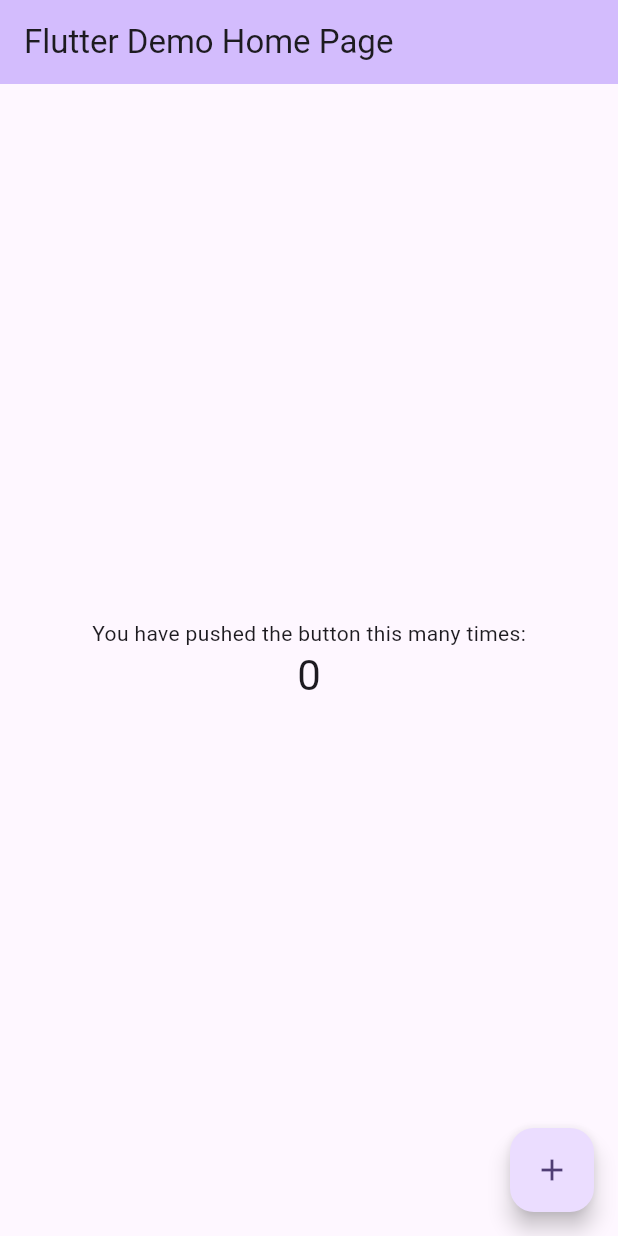
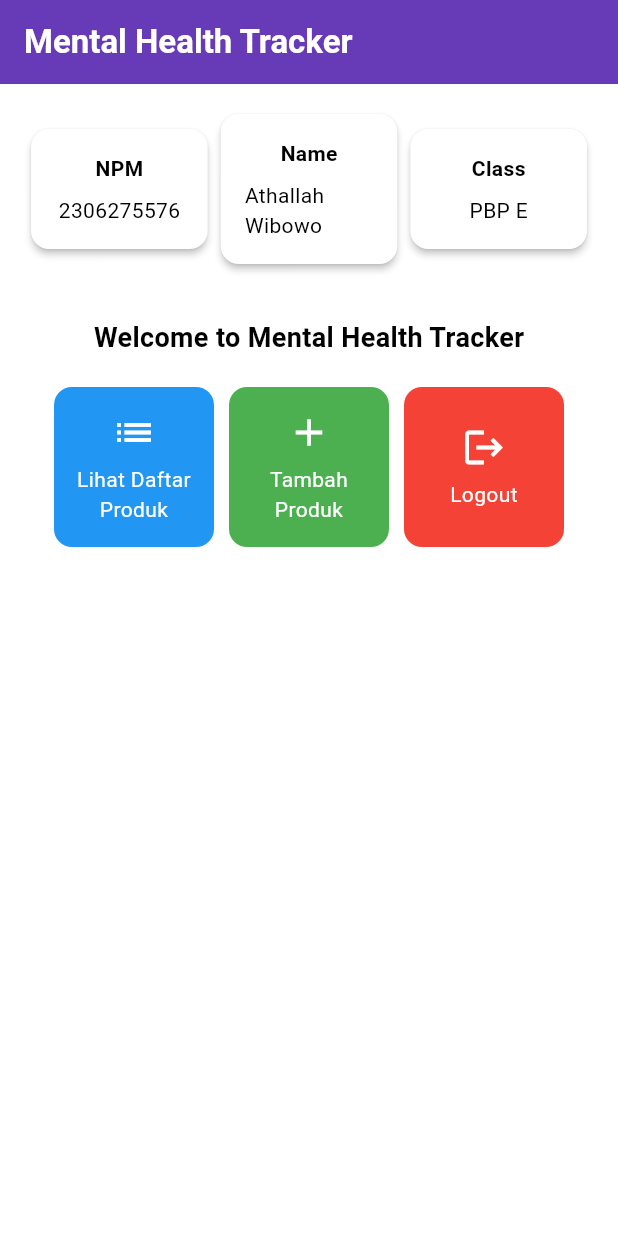
Before and after one commit to athallahw/toko-kuning-mobile, a Flutter app: the screen it shows after launch, on a phone screen of 412 x 824 dp. Run offline on Flutter 3.47's test engine with Material 3 defaults, Android fonts, the phone set to English and light mode, and no system bars.

Commit message:
tugas 7 2

```diff
--- a/lib/main.dart
+++ b/lib/main.dart
@@ -1,4 +1,5 @@
 import 'package:flutter/material.dart';
+import 'package:toko_kuning/menu.dart';
 
 void main() {
   runApp(const MyApp());
@@ -28,98 +29,12 @@
         //
         // This works for code too, not just values: Most code changes can be
         // tested with just a hot reload.
-        colorScheme: ColorScheme.fromSeed(seedColor: Colors.deepPurple),
+        colorScheme: ColorScheme.fromSwatch(
+              primarySwatch: Colors.deepPurple,
+        ).copyWith(secondary: Colors.deepPurple[400]),
         useMaterial3: true,
       ),
-      home: const MyHomePage(title: 'Flutter Demo Home Page'),
+      home: MyHomePage(),
     );
   }
 }
-
-class MyHomePage extends StatefulWidget {
-  const MyHomePage({super.key, required this.title});
-
-  // This widget is the home page of your application. It is stateful, meaning
-  // that it has a State object (defined below) that contains fields that affect
-  // how it looks.
-
-  // This class is the configuration for the state. It holds the values (in this
-  // case the title) provided by the parent (in this case the App widget) and
-  // used by the build method of the State. Fields in a Widget subclass are
-  // always marked "final".
-
-  final String title;
-
-  @override
-  State<MyHomePage> createState() => _MyHomePageState();
-}
-
-class _MyHomePageState extends State<MyHomePage> {
-  int _counter = 0;
-
-  void _incrementCounter() {
-    setState(() {
-      // This call to setState tells the Flutter framework that something has
-      // changed in this State, which causes it to rerun the build method below
-      // so that the display can reflect the updated values. If we changed
-      // _counter without calling setState(), then the build method would not be
-      // called again, and so nothing would appear to happen.
-      _counter++;
-    });
-  }
-
-  @override
-  Widget build(BuildContext context) {
-    // This method is rerun every time setState is called, for instance as done
-    // by the _incrementCounter method above.
-    //
-    // The Flutter framework has been optimized to make rerunning build methods
-    // fast, so that you can just rebuild anything that needs updating rather
-    // than having to individually change instances of widgets.
-    return Scaffold(
-      appBar: AppBar(
-        // TRY THIS: Try changing the color here to a specific color (to
-        // Colors.amber, perhaps?) and trigger a hot reload to see the AppBar
-        // change color while the other colors stay the same.
-        backgroundColor: Theme.of(context).colorScheme.inversePrimary,
-        // Here we take the value from the MyHomePage object that was created by
-        // the App.build method, and use it to set our appbar title.
-        title: Text(widget.title),
-      ),
-      body: Center(
-        // Center is a layout widget. It takes a single child and positions it
-        // in the middle of the parent.
-        child: Column(
-          // Column is also a layout widget. It takes a list of children and
-          // arranges them vertically. By default, it sizes itself to fit its
-          // children horizontally, and tries to be as tall as its parent.
-          //
-          // Column has various properties to control how it sizes itself and
-          // how it positions its children. Here we use mainAxisAlignment to
-          // center the children vertically; the main axis here is the vertical
-          // axis because Columns are vertical (the cross axis would be
-          // horizontal).
-          //
-          // TRY THIS: Invoke "debug painting" (choose the "Toggle Debug Paint"
-          // action in the IDE, or press "p" in the console), to see the
-          // wireframe for each widget.
-          mainAxisAlignment: MainAxisAlignment.center,
-          children: <Widget>[
-            const Text(
-              'You have pushed the button this many times:',
-            ),
-            Text(
-              '$_counter',
-              style: Theme.of(context).textTheme.headlineMedium,
-            ),
-          ],
-        ),
-      ),
-      floatingActionButton: FloatingActionButton(
-        onPressed: _incrementCounter,
-        tooltip: 'Increment',
-        child: const Icon(Icons.add),
-      ), // This trailing comma makes auto-formatting nicer for build methods.
-    );
-  }
-}
--- /dev/null
+++ b/lib/menu.dart
@@ -0,0 +1,155 @@
+import 'package:flutter/material.dart';
+
+class MyHomePage extends StatelessWidget {
+  final String npm = '2306275576'; // NPM
+  final String name = 'Athallah Wibowo'; // Nama
+  final String className = 'PBP E'; // Kelas
+
+  final List<ItemHomepage> items = [
+    ItemHomepage("Lihat Daftar Produk", Icons.list, Colors.blue),
+    ItemHomepage("Tambah Produk", Icons.add, Colors.green),
+    ItemHomepage("Logout", Icons.logout, Colors.red),
+  ];
+
+  MyHomePage({super.key});
+
+  @override
+  Widget build(BuildContext context) {
+    return Scaffold(
+      appBar: AppBar(
+        title: const Text(
+          'Mental Health Tracker',
+          style: TextStyle(
+            color: Colors.white,
+            fontWeight: FontWeight.bold,
+          ),
+        ),
+        backgroundColor: Theme.of(context).colorScheme.primary,
+      ),
+      body: Padding(
+        padding: const EdgeInsets.all(16.0),
+        child: Column(
+          crossAxisAlignment: CrossAxisAlignment.center,
+          children: [
+            Row(
+              mainAxisAlignment: MainAxisAlignment.spaceEvenly,
+              children: [
+                InfoCard(title: 'NPM', content: npm),
+                InfoCard(title: 'Name', content: name),
+                InfoCard(title: 'Class', content: className),
+              ],
+            ),
+            const SizedBox(height: 16.0),
+            Center(
+              child: Column(
+                children: [
+                  const Padding(
+                    padding: EdgeInsets.only(top: 16.0),
+                    child: Text(
+                      'Welcome to Mental Health Tracker',
+                      style: TextStyle(
+                        fontWeight: FontWeight.bold,
+                        fontSize: 18.0,
+                      ),
+                    ),
+                  ),
+                  GridView.count(
+                    primary: true,
+                    padding: const EdgeInsets.all(20),
+                    crossAxisSpacing: 10,
+                    mainAxisSpacing: 10,
+                    crossAxisCount: 3,
+                    shrinkWrap: true,
+                    children: items.map((ItemHomepage item) {
+                      return ItemCard(item);
+                    }).toList(),
+                  ),
+                ],
+              ),
+            ),
+          ],
+        ),
+      ),
+    );
+  }
+}
+
+class InfoCard extends StatelessWidget {
+  final String title;
+  final String content;
+
+  const InfoCard({super.key, required this.title, required this.content});
+
+  @override
+  Widget build(BuildContext context) {
+    return Card(
+      elevation: 2.0,
+      child: Container(
+        width: MediaQuery.of(context).size.width / 3.5,
+        padding: const EdgeInsets.all(16.0),
+        child: Column(
+          children: [
+            Text(
+              title,
+              style: const TextStyle(fontWeight: FontWeight.bold),
+            ),
+            const SizedBox(height: 8.0),
+            Text(content),
+          ],
+        ),
+      ),
+    );
+  }
+}
+
+class ItemHomepage {
+  final String name;
+  final IconData icon;
+  final Color color;
+
+  ItemHomepage(this.name, this.icon, this.color);
+}
+
+class ItemCard extends StatelessWidget {
+  final ItemHomepage item;
+
+  const ItemCard(this.item, {super.key});
+
+  @override
+  Widget build(BuildContext context) {
+    return Material(
+      color: item.color,
+      borderRadius: BorderRadius.circular(12),
+      child: InkWell(
+        onTap: () {
+          ScaffoldMessenger.of(context)
+            ..hideCurrentSnackBar()
+            ..showSnackBar(
+              SnackBar(content: Text("Kamu telah menekan tombol ${item.name}!")),
+            );
+        },
+        child: Container(
+          padding: const EdgeInsets.all(8),
+          child: Center(
+            child: Column(
+              mainAxisAlignment: MainAxisAlignment.center,
+              children: [
+                Icon(
+                  item.icon,
+                  color: Colors.white,
+                  size: 30.0,
+                ),
+                const Padding(padding: EdgeInsets.all(3)),
+                Text(
+                  item.name,
+                  textAlign: TextAlign.center,
+                  style: const TextStyle(color: Colors.white),
+                ),
+              ],
+            ),
+          ),
+        ),
+      ),
+    );
+  }
+}
```
Also changed, not shown: 1 other file.
